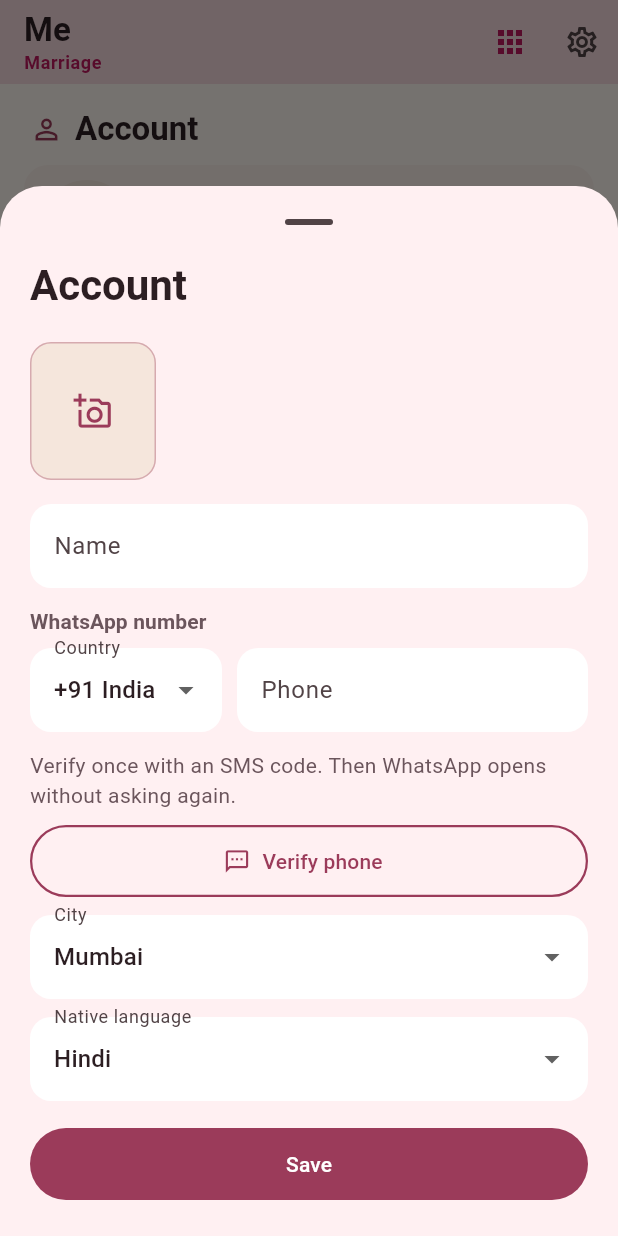
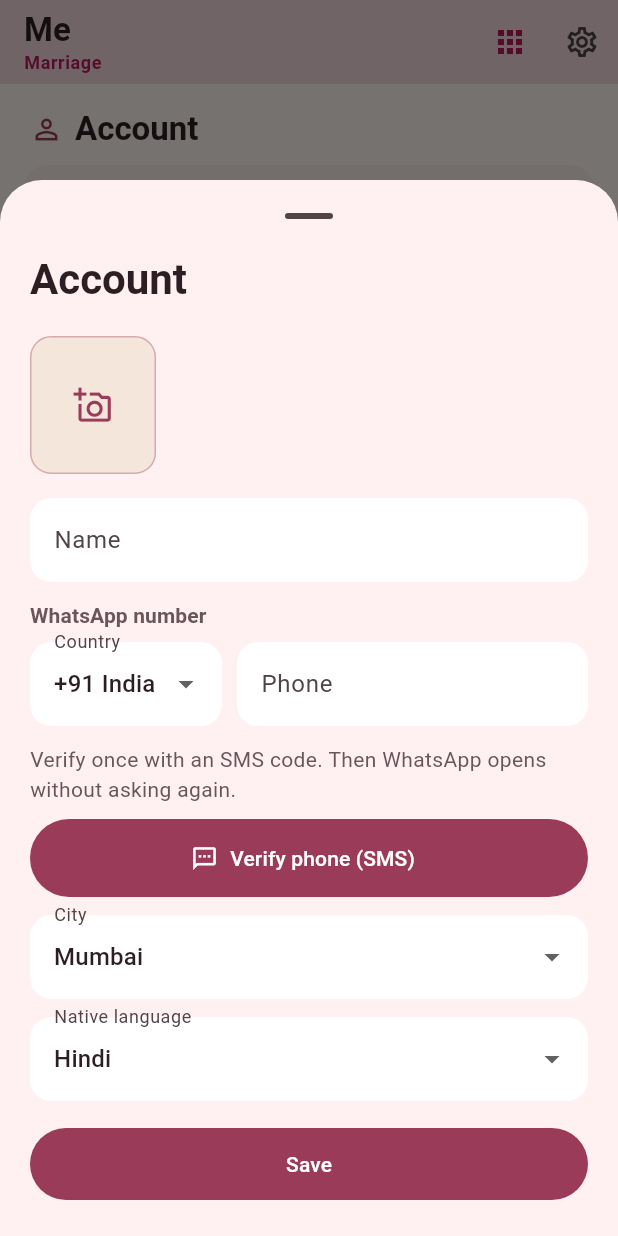
Before and after one commit to pk1codes/lifestations, a Flutter app: the MeScreen widget shown alone on an empty page, opened directly, after a tap on "Name, phone, city", on a phone screen of 412 x 824 dp. Run offline on Flutter 3.47's test engine with Material 3 defaults, Android fonts, the phone set to English and light mode, and no system bars; our stand-ins replace cached_network_image, cloud_firestore, cloud_functions, firebase_analytics, firebase_auth, firebase_core and 10 more; missing offline and left inert: firebase_app_check, google_mlkit_face_detection; accounts and stored records are empty; network calls fail; Roboto replaces fonts that are missing (Georgia).

Commit message:
OTP Fix, UI Fix: live SMS countdown and clear Me/Account verify.
Make resend wait tick every second (including remote cooldown), surface
Verify phone (SMS) on Me and Account, and ship 3.0.39+43.

```diff
--- a/lib/screens/home_shell.dart
+++ b/lib/screens/home_shell.dart
@@ -1652,6 +1652,21 @@ class _ContactActionButton extends StatelessWidget {
 class MeScreen extends StatelessWidget {
   const MeScreen({super.key});
 
+  Future<void> _verifyPhoneFromMe(BuildContext context) async {
+    final identity = context.read<IdentityStore>();
+    if (!hasWhatsAppNumber(identity.identity)) {
+      await showIdentityForm(context);
+      return;
+    }
+    final ok = await showOtpSheet(context, preferWhatsAppNumber: true);
+    if (!context.mounted) return;
+    if (ok) {
+      ScaffoldMessenger.of(context).showSnackBar(
+        const SnackBar(content: Text('Phone verified — WhatsApp ready')),
+      );
+    }
+  }
+
   @override
   Widget build(BuildContext context) {
     final identity = context.watch<IdentityStore>();
@@ -1698,6 +1713,25 @@ class MeScreen extends StatelessWidget {
               ],
             ),
           ),
+          if (hasWhatsAppNumber(identity.identity) &&
+              !identity.identity.phoneVerified) ...[
+            const SizedBox(height: 8),
+            _MeHubRow(
+              key: const Key('me_verify_phone_row'),
+              onTap: () => _verifyPhoneFromMe(context),
+              leading: CircleAvatar(
+                radius: _IdentityAvatar.radius,
+                backgroundColor: AppColors.rose.withValues(alpha: .12),
+                child: const Icon(
+                  Icons.sms_outlined,
+                  color: AppColors.rose,
+                  size: 26,
+                ),
+              ),
+              title: 'Verify phone (SMS)',
+              subtitle: 'One code — then WhatsApp opens',
+            ),
+          ],
           const SizedBox(height: 16),
           _HubSectionHeader(
             title: 'Posts',
--- a/lib/widgets/onboarding/identity_form_sheet.dart
+++ b/lib/widgets/onboarding/identity_form_sheet.dart
@@ -301,21 +301,24 @@ class _PhoneVerifyBlock extends StatelessWidget {
           ).textTheme.bodyMedium?.copyWith(color: AppColors.muted),
         ),
         const SizedBox(height: 10),
-        OutlinedButton.icon(
+        FilledButton.icon(
           key: const Key('account_verify_phone'),
           onPressed: busy ? null : onVerify,
           icon: busy
               ? const SizedBox(
                   width: 18,
                   height: 18,
-                  child: CircularProgressIndicator(strokeWidth: 2),
+                  child: CircularProgressIndicator(
+                    strokeWidth: 2,
+                    color: Colors.white,
+                  ),
                 )
               : const Icon(Icons.sms_outlined),
-          label: Text(busy ? 'Opening…' : 'Verify phone'),
-          style: OutlinedButton.styleFrom(
-            minimumSize: const Size(48, 48),
-            foregroundColor: AppColors.rose,
-            side: const BorderSide(color: AppColors.rose, width: 1.5),
+          label: Text(busy ? 'Opening…' : 'Verify phone (SMS)'),
+          style: FilledButton.styleFrom(
+            minimumSize: const Size(48, 52),
+            backgroundColor: AppColors.rose,
+            foregroundColor: Colors.white,
           ),
         ),
       ],
--- a/pubspec.yaml
+++ b/pubspec.yaml
@@ -1,7 +1,7 @@
 name: flut_marriage
 description: Low-friction multi-domain discovery for India.
 publish_to: none
-version: 3.0.38+42
+version: 3.0.39+43
 
 environment:
   sdk: ^3.12.2
```
Also changed, not shown: lib/widgets/onboarding/otp_sheet.dart (+21 -15 lines), 4 other files.
